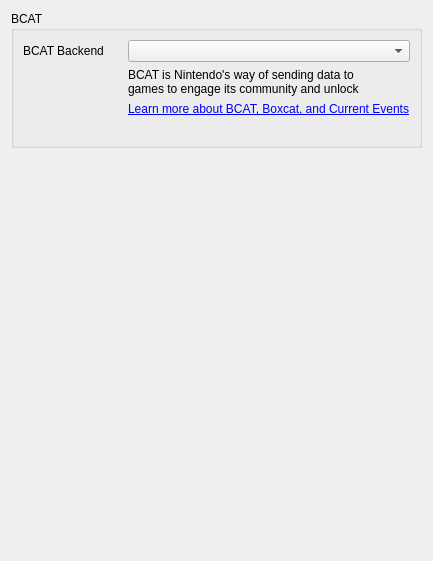
Old version of the form src/yuzu/configuration/configure_service.ui in the repository formylover/yuzu-early-access.
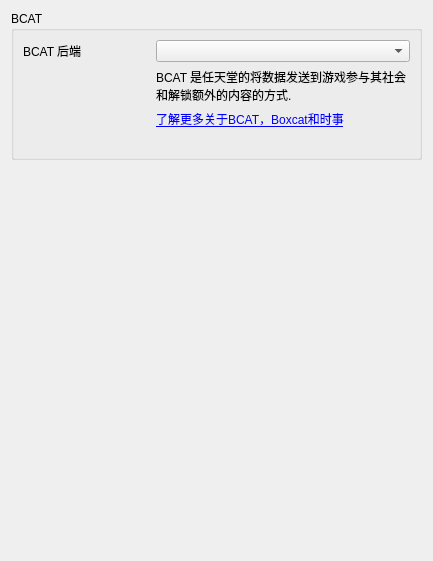
New version of the form.

```diff
--- a/src/yuzu/configuration/configure_service.ui
+++ b/src/yuzu/configuration/configure_service.ui
@@ -31,7 +31,7 @@
            </size>
           </property>
           <property name="text">
-           <string>BCAT is Nintendo's way of sending data to games to engage its community and unlock additional content.</string>
+           <string>BCAT 是任天堂的将数据发送到游戏参与其社会和解锁额外的内容的方式.</string>
           </property>
           <property name="wordWrap">
            <bool>true</bool>
@@ -47,7 +47,7 @@
            </size>
           </property>
           <property name="text">
-           <string>BCAT Backend</string>
+           <string>BCAT 后端</string>
           </property>
          </widget>
         </item>
@@ -76,7 +76,7 @@
         <item row="2" column="1" colspan="2">
          <widget class="QLabel" name="label_3">
           <property name="text">
-           <string>&lt;html&gt;&lt;head/&gt;&lt;body&gt;&lt;p&gt;&lt;a href=&quot;https://yuzu-emu.org/help/feature/boxcat&quot;&gt;&lt;span style=&quot; text-decoration: underline; color:#0000ff;&quot;&gt;Learn more about BCAT, Boxcat, and Current Events&lt;/span&gt;&lt;/a&gt;&lt;/p&gt;&lt;/body&gt;&lt;/html&gt;</string>
+           <string>&lt;html&gt;&lt;head/&gt;&lt;body&gt;&lt;p&gt;&lt;a href=&quot;https://yuzu-emu.org/help/feature/boxcat&quot;&gt;&lt;span style=&quot; text-decoration: underline; color:#0000ff;&quot;&gt;了解更多关于BCAT，Boxcat和时事&lt;/span&gt;&lt;/a&gt;&lt;/p&gt;&lt;/body&gt;&lt;/html&gt;</string>
           </property>
           <property name="openExternalLinks">
            <bool>true</bool>
```
